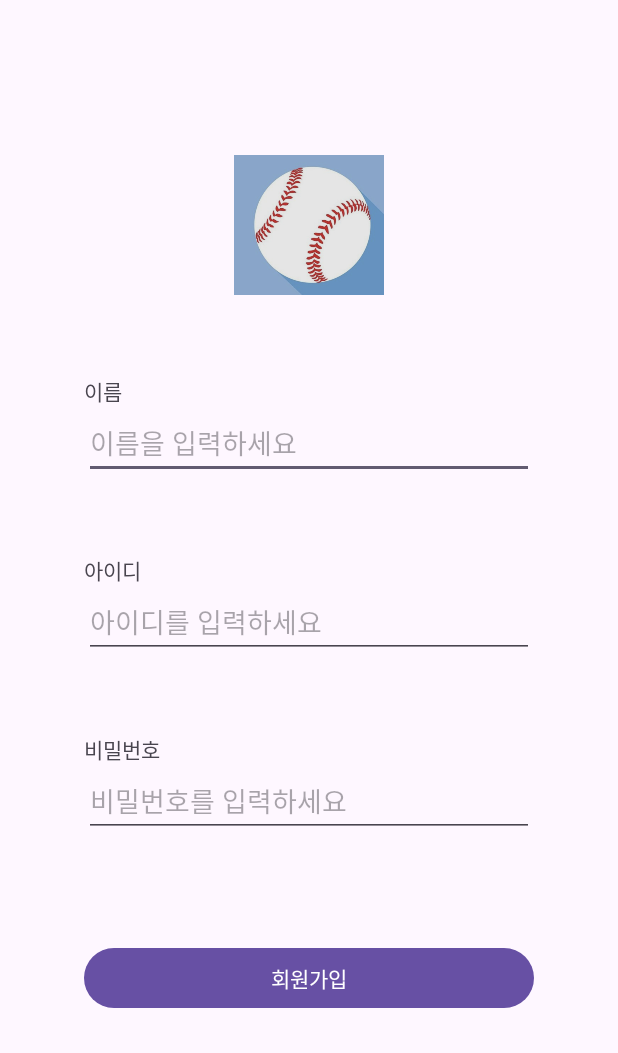
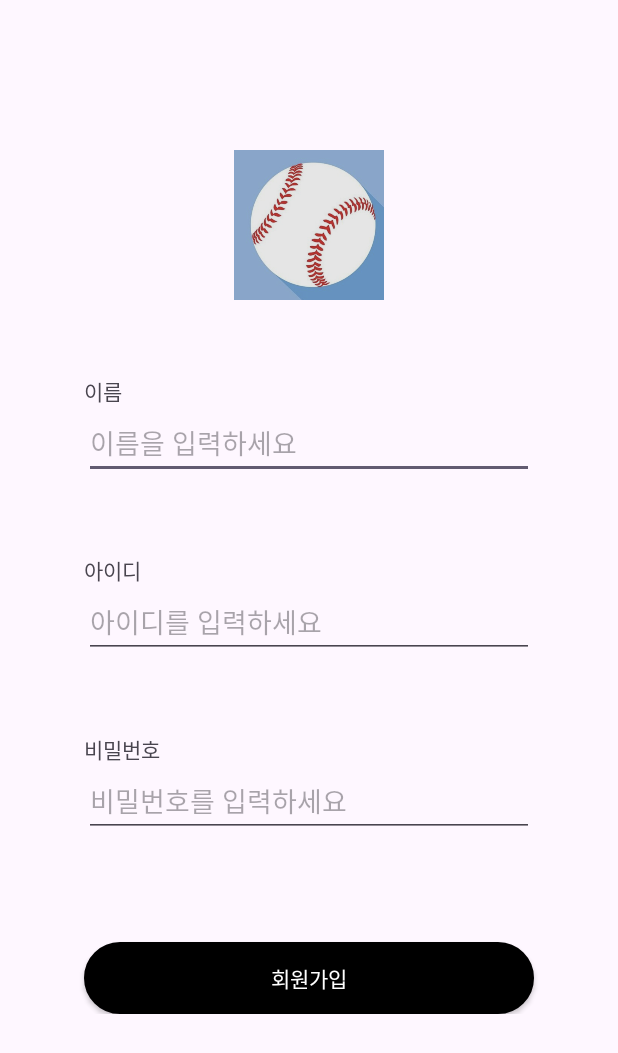
Before and after one commit to LeeChoongHwan/Android_Practice_Login, an Android app: the screen it shows after launch (SignUpActivity), after a tap on "회원가입", on a phone screen of 412 x 824 dp. Shown: the top 1053 px of the screen. Run offline under Robolectric (Android 15) with nearby library versions, the phone set to English and light mode, and no system bars.

Commit message:
button custom

```diff
--- a/app/src/main/java/com/example/android_practice_loginpage/HomeActivity.kt
+++ b/app/src/main/java/com/example/android_practice_loginpage/HomeActivity.kt
@@ -4,6 +4,7 @@ import androidx.appcompat.app.AppCompatActivity
 import android.os.Bundle
 import android.widget.Button
 import android.widget.TextView
+import kotlin.random.Random
 
 class HomeActivity : AppCompatActivity() {
     override fun onCreate(savedInstanceState: Bundle?) {
--- a/app/src/main/java/com/example/android_practice_loginpage/SignInActivity.kt
+++ b/app/src/main/java/com/example/android_practice_loginpage/SignInActivity.kt
@@ -8,9 +8,15 @@ import android.text.TextWatcher
 import android.widget.Button
 import android.widget.EditText
 import android.widget.Toast
+import androidx.activity.result.ActivityResultLauncher
+import androidx.activity.result.contract.ActivityResultContracts
 import androidx.core.widget.addTextChangedListener
 
 class SignInActivity : AppCompatActivity() {
+    private lateinit var resultLauncher: ActivityResultLauncher<Intent>
+    private lateinit var loginEditText: EditText
+    private lateinit var passwordEditText: EditText
+    private lateinit var loginButton: Button
 
     var enableLoginButton = false
     override fun onCreate(savedInstanceState: Bundle?) {
@@ -24,9 +30,11 @@ class SignInActivity : AppCompatActivity() {
             startActivity(moveToSignupPage)
         }
 
-        val loginEditText = findViewById<EditText>(R.id.et_signin_id)
-        val passwordEditText = findViewById<EditText>(R.id.et_signin_password)
-        val loginButton = findViewById<Button>(R.id.bt_signin_login)
+        loginEditText = findViewById(R.id.et_signin_id)
+        passwordEditText = findViewById(R.id.et_signin_password)
+        loginButton = findViewById(R.id.bt_signin_login)
+
+//        setResultNext()
 
         val loginTextWatcher = object : TextWatcher {
             override fun beforeTextChanged(p0: CharSequence?, p1: Int, p2: Int, p3: Int) {
@@ -53,10 +61,23 @@ class SignInActivity : AppCompatActivity() {
                 Toast.makeText(applicationContext, "로그인에 성공했습니다.", Toast.LENGTH_SHORT).show()
             }
             else {
-                Toast.makeText(applicationContext, "아이디, 비밀번호를 확인해주세요.ㅇ", Toast.LENGTH_SHORT).show()
+                Toast.makeText(applicationContext, "아이디, 비밀번호를 확인해주세요.", Toast.LENGTH_SHORT).show()
             }
         }
-
     }
-
+//    private fun setResultNext() {
+//        resultLauncher = registerForActivityResult(
+//            ActivityResultContracts.StartActivityForResult()
+//        ) { result ->
+//            if (result.resultCode == RESULT_OK) {
+//
+//                val id = result.data?.getStringExtra("id") ?: ""
+//                val password = result.data?.getStringExtra("password") ?: ""
+//
+//                loginEditText.setText(id)
+//                passwordEditText.setText(password)
+//
+//            }
+//        }
+//    }
 }
--- /dev/null
+++ b/app/src/main/res/drawable/confirm_button.xml
@@ -0,0 +1,8 @@
+<?xml version="1.0" encoding="utf-8"?>
+<shape xmlns:android="http://schemas.android.com/apk/res/android" android:shape="rectangle">
+
+    <solid android:color="@color/black"/>
+    <corners android:radius="50dp"/>
+    <stroke android:color="@color/black" android:width="5dp"/>
+
+</shape>
--- a/app/src/main/res/layout/activity_sign_up.xml
+++ b/app/src/main/res/layout/activity_sign_up.xml
@@ -22,7 +22,8 @@
                 app:layout_constraintRight_toRightOf="parent"
                 app:layout_constraintTop_toTopOf="parent"
                 android:layout_marginTop="100dp"
-                android:src="@drawable/login_image" />
+                android:src="@drawable/login_image"
+                android:scaleType="centerCrop"/>
 
             <TextView
                 android:id="@+id/tv_signup_name"
@@ -81,7 +82,7 @@
                 android:hint="비밀번호를 입력하세요"
                 android:inputType="textPassword"/>
 
-            <Button
+            <android.widget.Button
                 android:id="@+id/bt_signup"
                 android:layout_width="300dp"
                 android:layout_height="wrap_content"
@@ -89,7 +90,9 @@
                 app:layout_constraintRight_toRightOf="@id/et_signup_password"
                 app:layout_constraintTop_toBottomOf="@id/et_signup_password"
                 android:layout_marginTop="70dp"
-                android:text="회원가입"/>
+                android:text="회원가입"
+                android:textColor="@color/white"
+                android:background="@drawable/confirm_button"/>
 
         </androidx.constraintlayout.widget.ConstraintLayout>
 
```
Also changed, not shown: app/src/main/res/drawable/login_edittext.xml (added, +8 -0 lines), app/src/main/res/layout/activity_home.xml (+6 -3 lines), app/src/main/res/layout/activity_sign_in.xml (+9 -4 lines), app/src/main/res/drawable/profile1.jpg (added), app/src/main/res/drawable/profile2.jpg (added), app/src/main/res/drawable/profile3.jpg (added), app/src/main/res/drawable/profile4.jpg (added), app/src/main/res/drawable/profile5.jpg (added).
